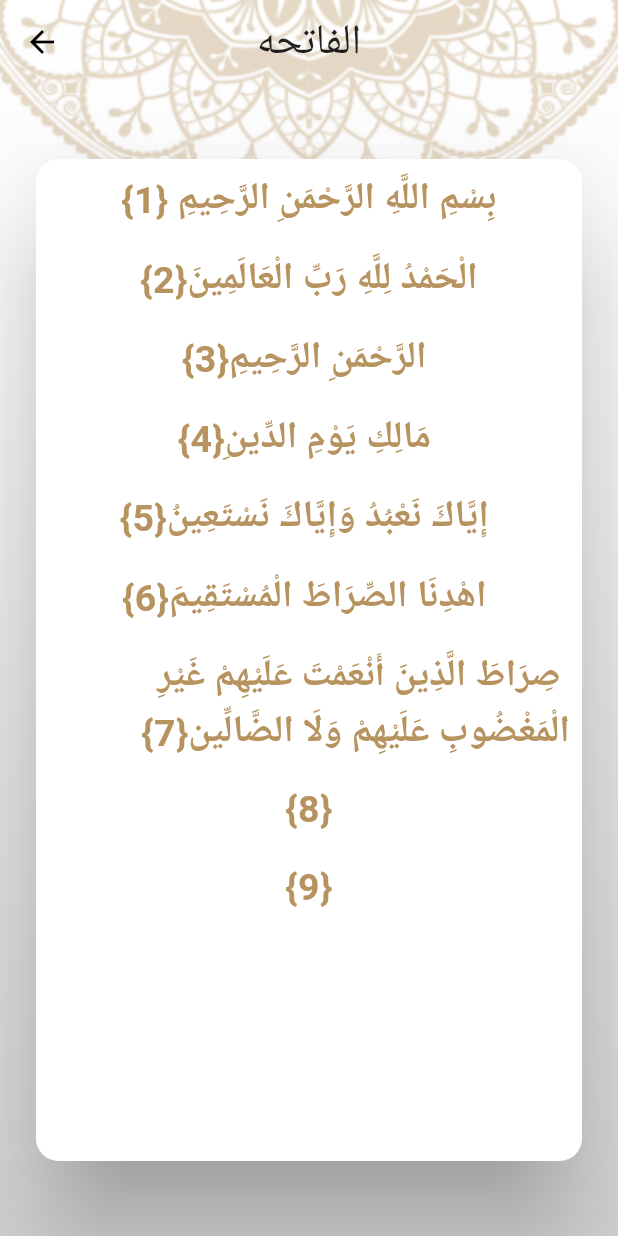
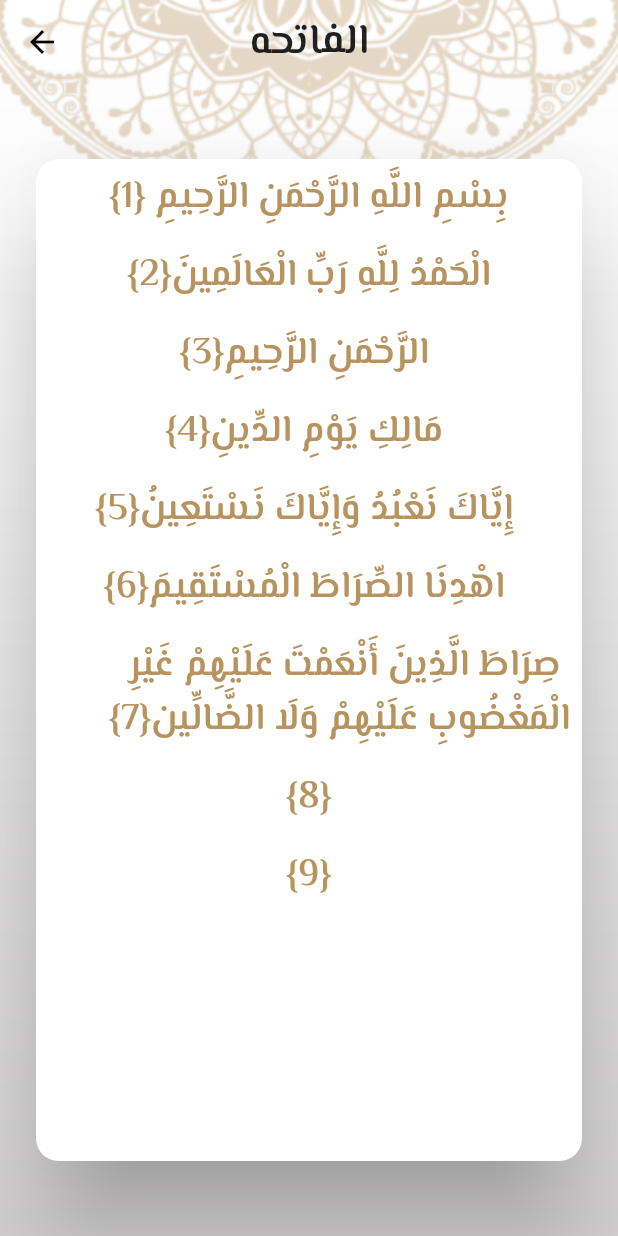
Before and after one commit to Ka-r-eem/Islami, a Flutter app: the screen it shows after launch, after a tap on "الفاتحه", on a phone screen of 412 x 824 dp. Run offline on Flutter 3.47's test engine with Material 2 defaults, Android fonts, the phone set to English and light mode, and no system bars; generated files the repository leaves out were written again.

Commit message:
Adding Fonts Adding App Icon

```diff
--- a/lib/main.dart
+++ b/lib/main.dart
@@ -25,7 +25,7 @@ class MyApp extends StatelessWidget {
     SettingsProvider settingsProvider = Provider.of<SettingsProvider>(context);
 
     return MaterialApp(
-      title: "Islami",
+      title: "Kareem_ISLAMI",
       theme: MyThemeData.lightTheme,
       darkTheme: MyThemeData.darkTheme,
       themeMode: settingsProvider.currentTheme,
@@ -38,13 +38,13 @@ class MyApp extends StatelessWidget {
 
       },
       initialRoute: splashScreen.routeName,
-      localizationsDelegates: [
+      localizationsDelegates: const [
         AppLocalizations.delegate,
         GlobalMaterialLocalizations.delegate,
         GlobalWidgetsLocalizations.delegate,
         GlobalCupertinoLocalizations.delegate,
       ],
-      supportedLocales: [
+      supportedLocales: const [
         Locale('en'), // English
         Locale('ar'), // Spanish
       ],
--- a/lib/ui/ChapterDetails/ChapterDetailsScreen.dart
+++ b/lib/ui/ChapterDetails/ChapterDetailsScreen.dart
@@ -37,10 +37,10 @@ class _ChapterDetailsScreenState extends State<ChapterDetailsScreen> {
                     TextStyle(color: Theme.of(context).colorScheme.onPrimary)),
           ),
           body: verses.isEmpty
-              ? Center(child: CircularProgressIndicator())
+              ? const Center(child: CircularProgressIndicator())
               : Card(
                   elevation: 30,
-                  margin: EdgeInsets.symmetric(vertical: 50, horizontal: 24),
+                  margin: const EdgeInsets.symmetric(vertical: 50, horizontal: 24),
                   shape: RoundedRectangleBorder(
                       borderRadius: BorderRadius.circular(15)),
                   child: ListView.builder(
--- a/lib/ui/ChapterDetails/VerseWidget.dart
+++ b/lib/ui/ChapterDetails/VerseWidget.dart
@@ -14,7 +14,7 @@ class VerseWidget extends StatelessWidget {
         child: Text(
           "$content{${index+1}}",
           textDirection: TextDirection.rtl,
-          style: TextStyle(fontSize: 25 , fontWeight: FontWeight.bold , color: Theme.of(context).colorScheme.secondary),
+          style: TextStyle(fontSize: 25 , fontWeight: FontWeight.w100 , color: Theme.of(context).colorScheme.secondary ,fontFamily: "ElMessiri-SemiBold"),
         ));
   }
 }
--- a/lib/ui/HadethDetails/HadethDetailsScreen.dart
+++ b/lib/ui/HadethDetails/HadethDetailsScreen.dart
@@ -38,7 +38,8 @@ class HadethDetailsScreen extends StatelessWidget {
                     textAlign: TextAlign.center,
                     style: TextStyle(
                       fontSize: 20,
-                      color: Theme.of(context).colorScheme.secondary
+                      color: Theme.of(context).colorScheme.secondary,
+                      fontFamily:"JF Flat regular"
                     ),
                   ),
                 ),
--- a/lib/ui/MyThemeData.dart
+++ b/lib/ui/MyThemeData.dart
@@ -46,7 +46,7 @@ class MyThemeData {
           iconTheme: IconThemeData( color: Colors.black),
           backgroundColor: Colors.transparent,
           centerTitle: true,
-          titleTextStyle: TextStyle(color: Colors.black, fontSize: 28),
+          titleTextStyle: TextStyle(color: Colors.black, fontSize: 28 , fontFamily: "ElMessiri-SemiBold" , fontWeight: FontWeight.bold),
           shadowColor: Colors.transparent));
 
 
@@ -83,7 +83,7 @@ class MyThemeData {
           iconTheme: IconThemeData( color: Colors.white),
           backgroundColor: Colors.transparent,
           centerTitle: true,
-          titleTextStyle: TextStyle(color: Colors.black, fontSize: 28),
+          titleTextStyle: TextStyle(color: Colors.black, fontSize: 28 , fontFamily: "ElMessiri-SemiBold" , fontWeight: FontWeight.bold),
           shadowColor: Colors.transparent), colorScheme: ColorScheme.fromSeed(
           seedColor: darkPrimary,
           primary: darkPrimary,
--- a/lib/ui/hadeth/HadethTab.dart
+++ b/lib/ui/hadeth/HadethTab.dart
@@ -29,7 +29,7 @@ class _HadethTabState extends State<HadethTab> {
                         color: Theme.of(context).colorScheme.secondary, width: 2))),
             child: Text(
               AppLocalizations.of(context)!.hadeth,
-              style: TextStyle(fontSize: 24 , color: Theme.of(context).colorScheme.onPrimary),
+              style: TextStyle(fontSize: 24 ,fontWeight: FontWeight.w600, color: Theme.of(context).colorScheme.onPrimary , fontFamily: "JF Flat regular"),
             )),
         Expanded(
           flex: 3,
--- a/lib/ui/hadeth/HadethTitleWidget.dart
+++ b/lib/ui/hadeth/HadethTitleWidget.dart
@@ -22,7 +22,7 @@ class HadethTitleWidget extends StatelessWidget {
           alignment: Alignment.center,
           child: Text(
             hadeth.title,
-            style: TextStyle(fontSize: 25 , fontWeight: FontWeight.w500 , color: Theme.of(context).colorScheme.onPrimary),
+            style: TextStyle(fontSize: 30 , fontWeight: FontWeight.w500 , color: Theme.of(context).colorScheme.onPrimary ,fontFamily: "DTHULUTH"),
           )),
     );
   }
--- a/lib/ui/home/HomeScreen.dart
+++ b/lib/ui/home/HomeScreen.dart
@@ -44,19 +44,19 @@ class _HomeScreenState extends State<HomeScreen> {
             currentIndex: selectedIndex,
             items: [
               BottomNavigationBarItem(
-                  icon: ImageIcon(AssetImage("assets/images/icon_quran.png")),
+                  icon: const ImageIcon(AssetImage("assets/images/icon_quran.png")),
                   label: AppLocalizations.of(context)!.quran),
               BottomNavigationBarItem(
-                  icon: ImageIcon(AssetImage("assets/images/icon_sebha.png")),
+                  icon: const ImageIcon(AssetImage("assets/images/icon_sebha.png")),
                   label: AppLocalizations.of(context)!.tasbeh),
               BottomNavigationBarItem(
-                  icon: ImageIcon(AssetImage("assets/images/icon_hadeth.png")),
+                  icon: const ImageIcon(AssetImage("assets/images/icon_hadeth.png")),
                   label: AppLocalizations.of(context)!.hadeth),
+              // BottomNavigationBarItem(
+              //     icon: ImageIcon(AssetImage("assets/images/icon_radio.png")),
+              //     label: AppLocalizations.of(context)!.radio),
               BottomNavigationBarItem(
-                  icon: ImageIcon(AssetImage("assets/images/icon_radio.png")),
-                  label: AppLocalizations.of(context)!.radio),
-              BottomNavigationBarItem(
-                  icon: Icon(Icons.settings),
+                  icon: const Icon(Icons.settings),
                   label: AppLocalizations.of(context)!.settings),
             ],
           ),
@@ -68,7 +68,7 @@ class _HomeScreenState extends State<HomeScreen> {
     QuranTab(),
     TasbehTab(),
     HadethTab(),
-    RadioTab(),
+    // RadioTab(),
     SettingsTab(),
   ];
 }
--- a/lib/ui/quran/ChapterTitleWidget.dart
+++ b/lib/ui/quran/ChapterTitleWidget.dart
@@ -18,7 +18,7 @@ class ChapterTitleWidget extends StatelessWidget {
           alignment: Alignment.center,
           child: Text(
             "$title",
-            style: TextStyle(fontSize: 25 , color: Theme.of(context).colorScheme.onPrimary),
+            style: TextStyle(fontSize: 30 , color: Theme.of(context).colorScheme.onPrimary ,fontWeight: FontWeight.w500, fontFamily: "DTHULUTH"),
           )),
     );
   }
--- a/lib/ui/quran/QuranTab.dart
+++ b/lib/ui/quran/QuranTab.dart
@@ -131,7 +131,7 @@ class QuranTab extends StatelessWidget {
             padding: EdgeInsets.all(12),
             width: double.infinity,
             decoration: BoxDecoration(border: Border.symmetric(horizontal : BorderSide(color:Theme.of(context).colorScheme.secondary ,width: 2 ))),
-            child: Text(AppLocalizations.of(context)!.chapter_name , style: TextStyle(fontSize: 25 , fontWeight: FontWeight.bold , color: Theme.of(context).colorScheme.onPrimary),),
+            child: Text(AppLocalizations.of(context)!.chapter_name , style: TextStyle(fontSize: 25 , fontWeight: FontWeight.bold , color: Theme.of(context).colorScheme.onPrimary ,fontFamily: "JF Flat regular"),),
           ),
           Expanded(
             flex: 3,
--- a/lib/ui/settings/SettingsTab.dart
+++ b/lib/ui/settings/SettingsTab.dart
@@ -30,7 +30,7 @@ class _SettingsTabState extends State<SettingsTab> {
               showThemeBottomSheet();
             },
             child: Container(
-                padding: EdgeInsets.all(12),
+                padding: const EdgeInsets.all(12),
                 width: double.infinity,
                 decoration: BoxDecoration(
                     color: Theme.of(context).colorScheme.background,
--- a/lib/ui/settings/ThemeBottomSheet.dart
+++ b/lib/ui/settings/ThemeBottomSheet.dart
@@ -13,7 +13,7 @@ class _ThemeBottomSheetState extends State<ThemeBottomSheet> {
   Widget build(BuildContext context) {
     var settingsProvider = Provider.of<SettingsProvider>(context);
     return Container(
-      padding: EdgeInsets.all(12),
+      padding: const EdgeInsets.all(12),
       width: double.infinity,
       child: Column(
         crossAxisAlignment: CrossAxisAlignment.start,
```
Also changed, not shown: assets/files/ahadeth.txt (+17 -17 lines), lib/ui/tasbeh/TasbehTab.dart (+3 -4 lines), pubspec.yaml (+20 -13 lines), fonts/DTHULUTH.TTF (added), fonts/ElMessiri-SemiBold.ttf (added), fonts/JF Flat regular.otf (added), fonts/KOUFIBD.TTF (added), 26 other files.
